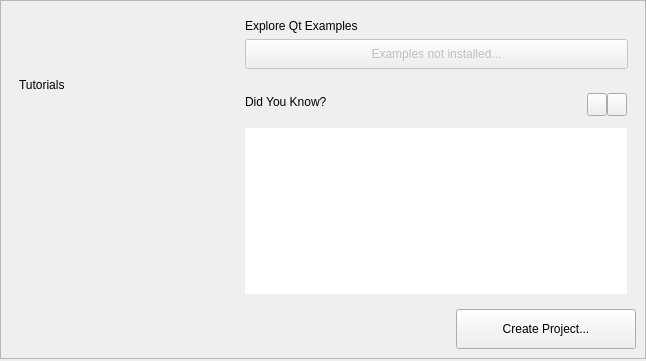
The window that src/plugins/qt4projectmanager/gettingstartedwelcomepagewidget.ui (qt-creator/qt-creator) describes before a commit, drawn with Qt 5.
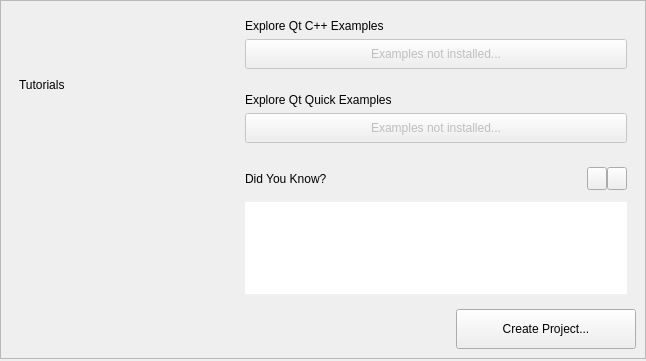
The same window after the commit. Icons and pictures are not drawn. Custom widgets are drawn as their Qt base class.

Commit message: Add QML examples to welcome page

```diff
--- a/src/plugins/qt4projectmanager/gettingstartedwelcomepagewidget.ui
+++ b/src/plugins/qt4projectmanager/gettingstartedwelcomepagewidget.ui
@@ -37,10 +37,8 @@
      <property name="frameShadow">
       <enum>QFrame::Raised</enum>
      </property>
-     <layout class="QGridLayout" name="gridLayout_3">
-      <item row="0" column="0">
        <layout class="QGridLayout" name="gridLayout">
-        <item row="0" column="0" rowspan="2">
+      <item row="0" column="0" rowspan="3">
          <widget class="QFrame" name="tutorialsFrame">
           <property name="sizePolicy">
            <sizepolicy hsizetype="Preferred" vsizetype="Preferred">
@@ -63,7 +61,7 @@
             </widget>
            </item>
            <item row="1" column="0">
-            <widget class="Utils::WelcomeModeTreeWidget" name="tutorialTreeWidget"/>
+          <widget class="Utils::WelcomeModeTreeWidget" name="tutorialTreeWidget" native="true"/>
            </item>
           </layout>
          </widget>
@@ -85,22 +83,16 @@
           <property name="styleSheet">
            <string/>
           </property>
-          <layout class="QGridLayout" name="gridLayout_8">
-           <property name="rightMargin">
-            <number>8</number>
-           </property>
-           <property name="horizontalSpacing">
-            <number>0</number>
-           </property>
-           <item row="1" column="0">
+        <layout class="QVBoxLayout" name="verticalLayout_2">
+         <item>
             <widget class="Utils::WelcomeModeLabel" name="demoTitleLabel">
              <property name="text">
-              <string>Explore Qt Examples</string>
+            <string>Explore Qt C++ Examples</string>
              </property>
             </widget>
            </item>
-           <item row="2" column="0">
-            <widget class="QPushButton" name="examplesButton">
+         <item>
+          <widget class="QPushButton" name="cppExamplesButton">
              <property name="enabled">
               <bool>false</bool>
              </property>
@@ -125,6 +117,56 @@
          </widget>
         </item>
         <item row="1" column="1">
+       <widget class="QFrame" name="demosExamplesFrame_2">
+        <property name="sizePolicy">
+         <sizepolicy hsizetype="Preferred" vsizetype="Maximum">
+          <horstretch>0</horstretch>
+          <verstretch>0</verstretch>
+         </sizepolicy>
+        </property>
+        <property name="maximumSize">
+         <size>
+          <width>400</width>
+          <height>16777215</height>
+         </size>
+        </property>
+        <property name="styleSheet">
+         <string/>
+        </property>
+        <layout class="QVBoxLayout" name="verticalLayout_3">
+         <item>
+          <widget class="Utils::WelcomeModeLabel" name="demoTitleLabel_2">
+           <property name="text">
+            <string>Explore Qt Quick Examples</string>
+           </property>
+          </widget>
+         </item>
+         <item>
+          <widget class="QPushButton" name="qmlExamplesButton">
+           <property name="enabled">
+            <bool>false</bool>
+           </property>
+           <property name="sizePolicy">
+            <sizepolicy hsizetype="MinimumExpanding" vsizetype="Fixed">
+             <horstretch>0</horstretch>
+             <verstretch>0</verstretch>
+            </sizepolicy>
+           </property>
+           <property name="minimumSize">
+            <size>
+             <width>0</width>
+             <height>30</height>
+            </size>
+           </property>
+           <property name="text">
+            <string>Examples not installed...</string>
+           </property>
+          </widget>
+         </item>
+        </layout>
+       </widget>
+      </item>
+      <item row="2" column="1">
          <widget class="QFrame" name="didyouKnowFrame">
           <property name="sizePolicy">
            <sizepolicy hsizetype="Preferred" vsizetype="Preferred">
@@ -142,12 +184,12 @@
            <string/>
           </property>
           <layout class="QGridLayout" name="gridLayout_11">
+         <property name="verticalSpacing">
+          <number>12</number>
+         </property>
            <property name="rightMargin">
             <number>9</number>
            </property>
-           <property name="verticalSpacing">
-            <number>12</number>
-           </property>
            <item row="0" column="1">
             <layout class="QGridLayout" name="gridLayout_10">
              <property name="spacing">
@@ -280,6 +322,12 @@
                <property name="orientation">
                 <enum>Qt::Vertical</enum>
                </property>
+             <property name="sizeHint" stdset="0">
+              <size>
+               <width>0</width>
+               <height>0</height>
+              </size>
+             </property>
               </spacer>
              </item>
             </layout>
@@ -287,9 +335,7 @@
           </layout>
          </widget>
         </item>
-       </layout>
-      </item>
-      <item row="1" column="0">
+      <item row="3" column="0" colspan="2">
        <layout class="QHBoxLayout" name="horizontalLayout_2">
         <property name="spacing">
          <number>6</number>
```
Left out of the diff: 1 changed line with no effect on the pictures. Lines whose indentation alone changed are shown as unchanged. The commit also changes 2 other files.
